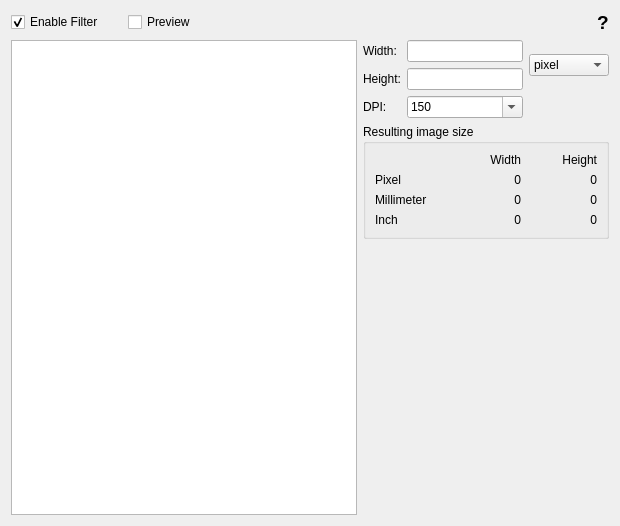
The window that src/filter/scaling/scalingwidget.ui (rockclimb/yasw-debian) describes before a commit, drawn with Qt 5.
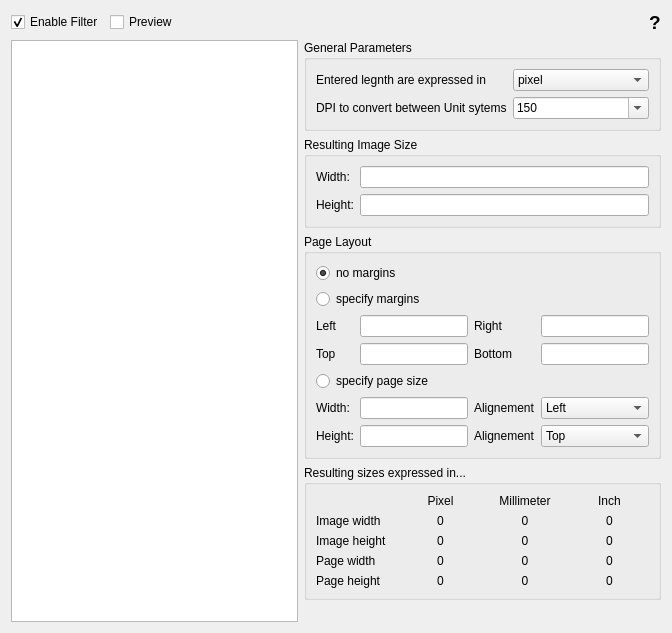
The same window after the commit. Custom widgets are drawn as their Qt base class.

Commit message: - Resulting Image should be calculated in pixel - First step to complex Layout system

What changed in the file:
```diff
--- a/src/filter/scaling/scalingwidget.ui
+++ b/src/filter/scaling/scalingwidget.ui
@@ -6,8 +6,8 @@
    <rect>
     <x>0</x>
     <y>0</y>
-    <width>620</width>
-    <height>526</height>
+    <width>672</width>
+    <height>633</height>
    </rect>
   </property>
   <property name="sizePolicy">
@@ -40,7 +40,20 @@
      </property>
     </widget>
    </item>
-   <item row="0" column="5">
+   <item row="0" column="2" colspan="2">
+    <spacer name="horizontalSpacer">
+     <property name="orientation">
+      <enum>Qt::Horizontal</enum>
+     </property>
+     <property name="sizeHint" stdset="0">
+      <size>
+       <width>216</width>
+       <height>20</height>
+      </size>
+     </property>
+    </spacer>
+   </item>
+   <item row="0" column="4">
     <widget class="QLabel" name="label">
      <property name="sizePolicy">
       <sizepolicy hsizetype="Maximum" vsizetype="Preferred">
@@ -72,7 +85,7 @@
      </property>
     </widget>
    </item>
-   <item row="1" column="0" rowspan="3" colspan="3">
+   <item row="1" column="0" rowspan="5" colspan="3">
     <widget class="BaseFilterGraphicsView" name="view">
      <property name="sizePolicy">
       <sizepolicy hsizetype="MinimumExpanding" vsizetype="Expanding">
@@ -82,163 +95,368 @@
      </property>
     </widget>
    </item>
-   <item row="1" column="3" colspan="3">
-    <layout class="QGridLayout" name="gridLayout">
-     <item row="0" column="0">
-      <widget class="QLabel" name="labelWidth">
-       <property name="text">
-        <string>Width:</string>
-       </property>
-      </widget>
-     </item>
-     <item row="0" column="1">
-      <widget class="QLineEdit" name="imageWidth"/>
-     </item>
-     <item row="0" column="2" rowspan="2">
-      <widget class="QComboBox" name="unit">
-       <item>
+   <item row="1" column="3" colspan="2">
+    <widget class="QGroupBox" name="groupBox_3">
+     <property name="title">
+      <string>General Parameters</string>
+     </property>
+     <layout class="QGridLayout" name="gridLayout_5">
+      <item row="0" column="0">
+       <widget class="QLabel" name="labelUnit">
         <property name="text">
-         <string>pixel</string>
+         <string>Entered legnth are expressed in</string>
         </property>
-       </item>
-       <item>
+       </widget>
+      </item>
+      <item row="0" column="1">
+       <widget class="QComboBox" name="unit">
+        <item>
+         <property name="text">
+          <string>pixel</string>
+         </property>
+        </item>
+        <item>
+         <property name="text">
+          <string>milimeter</string>
+         </property>
+        </item>
+        <item>
+         <property name="text">
+          <string>inch</string>
+         </property>
+        </item>
+       </widget>
+      </item>
+      <item row="1" column="0">
+       <widget class="QLabel" name="labelUnit_2">
         <property name="text">
-         <string>milimeter</string>
+         <string>DPI to convert between Unit sytems</string>
         </property>
-       </item>
-       <item>
+       </widget>
+      </item>
+      <item row="1" column="1">
+       <widget class="QComboBox" name="dpi">
+        <property name="editable">
+         <bool>true</bool>
+        </property>
+        <item>
+         <property name="text">
+          <string>150</string>
+         </property>
+        </item>
+        <item>
+         <property name="text">
+          <string>300</string>
+         </property>
+        </item>
+        <item>
+         <property name="text">
+          <string>600</string>
+         </property>
+        </item>
+       </widget>
+      </item>
+     </layout>
+    </widget>
+   </item>
+   <item row="2" column="3" colspan="2">
+    <widget class="QGroupBox" name="groupBox_4">
+     <property name="title">
+      <string>Resulting Image Size</string>
+     </property>
+     <layout class="QGridLayout" name="gridLayout">
+      <item row="0" column="0">
+       <widget class="QLabel" name="labelWidth">
         <property name="text">
-         <string>inch</string>
+         <string>Width:</string>
         </property>
-       </item>
-      </widget>
-     </item>
-     <item row="1" column="0">
-      <widget class="QLabel" name="labelHeight">
-       <property name="text">
-        <string>Height:</string>
-       </property>
-      </widget>
-     </item>
-     <item row="1" column="1">
-      <widget class="QLineEdit" name="imageHeight"/>
-     </item>
-     <item row="2" column="0">
-      <widget class="QLabel" name="labelDPI">
-       <property name="text">
-        <string>DPI:</string>
-       </property>
-      </widget>
-     </item>
-     <item row="2" column="1">
-      <widget class="QComboBox" name="dpi">
-       <property name="editable">
-        <bool>true</bool>
-       </property>
-       <item>
+       </widget>
+      </item>
+      <item row="0" column="1">
+       <widget class="QLineEdit" name="imageWidth"/>
+      </item>
+      <item row="1" column="0">
+       <widget class="QLabel" name="labelHeight">
         <property name="text">
-         <string>150</string>
+         <string>Height:</string>
         </property>
-       </item>
-       <item>
+       </widget>
+      </item>
+      <item row="1" column="1">
+       <widget class="QLineEdit" name="imageHeight"/>
+      </item>
+     </layout>
+    </widget>
+   </item>
+   <item row="3" column="3" colspan="2">
+    <widget class="QGroupBox" name="groupBox_2">
+     <property name="title">
+      <string>Page Layout</string>
+     </property>
+     <layout class="QGridLayout" name="gridLayout_4">
+      <item row="0" column="0" colspan="3">
+       <widget class="QRadioButton" name="noMarginLayout">
         <property name="text">
-         <string>300</string>
+         <string>no margins</string>
         </property>
-       </item>
-       <item>
+        <property name="checked">
+         <bool>true</bool>
+        </property>
+       </widget>
+      </item>
+      <item row="1" column="0" colspan="3">
+       <widget class="QRadioButton" name="marginLayout">
         <property name="text">
-         <string>600</string>
+         <string>specify margins</string>
         </property>
-       </item>
-      </widget>
-     </item>
-    </layout>
+       </widget>
+      </item>
+      <item row="2" column="0">
+       <widget class="QLabel" name="labelLeft">
+        <property name="text">
+         <string>Left</string>
+        </property>
+       </widget>
+      </item>
+      <item row="2" column="1">
+       <widget class="QLineEdit" name="leftMargin"/>
+      </item>
+      <item row="2" column="2">
+       <widget class="QLabel" name="labelRight">
+        <property name="text">
+         <string>Right</string>
+        </property>
+       </widget>
+      </item>
+      <item row="2" column="3">
+       <widget class="QLineEdit" name="rightMargin"/>
+      </item>
+      <item row="3" column="0">
+       <widget class="QLabel" name="labelTop">
+        <property name="text">
+         <string>Top</string>
+        </property>
+       </widget>
+      </item>
+      <item row="3" column="1">
+       <widget class="QLineEdit" name="topMargin"/>
+      </item>
+      <item row="3" column="2">
+       <widget class="QLabel" name="labelBottom">
+        <property name="text">
+         <string>Bottom</string>
+        </property>
+       </widget>
+      </item>
+      <item row="3" column="3">
+       <widget class="QLineEdit" name="bottomMargin"/>
+      </item>
+      <item row="4" column="0" colspan="3">
+       <widget class="QRadioButton" name="pageLayout">
+        <property name="text">
+         <string>specify page size</string>
+        </property>
+       </widget>
+      </item>
+      <item row="5" column="0">
+       <widget class="QLabel" name="labelWidth_10">
+        <property name="text">
+         <string>Width:</string>
+        </property>
+       </widget>
+      </item>
+      <item row="5" column="1">
+       <widget class="QLineEdit" name="pageWidth"/>
+      </item>
+      <item row="5" column="2">
+       <widget class="QLabel" name="labelAlign_2">
+        <property name="text">
+         <string>Alignement</string>
+        </property>
+       </widget>
+      </item>
+      <item row="5" column="3">
+       <widget class="QComboBox" name="comboBox_2">
+        <item>
+         <property name="text">
+          <string>Left</string>
+         </property>
+        </item>
+        <item>
+         <property name="text">
+          <string>Center</string>
+         </property>
+        </item>
+        <item>
+         <property name="text">
+          <string>Right</string>
+         </property>
+        </item>
+       </widget>
+      </item>
+      <item row="6" column="0">
+       <widget class="QLabel" name="labelHeight_4">
+        <property name="text">
+         <string>Height:</string>
+        </property>
+       </widget>
+      </item>
+      <item row="6" column="1">
+       <widget class="QLineEdit" name="pageHeight"/>
+      </item>
+      <item row="6" column="2">
+       <widget class="QLabel" name="labelAlign">
+        <property name="text">
+         <string>Alignement</string>
+        </property>
+       </widget>
+      </item>
+      <item row="6" column="3">
+       <widget class="QComboBox" name="comboBox">
+        <item>
+         <property name="text">
+          <string>Top</string>
+         </property>
+        </item>
+        <item>
+         <property name="text">
+          <string>Center</string>
+         </property>
+        </item>
+        <item>
+         <property name="text">
+          <string>Bottom</string>
+         </property>
+        </item>
+       </widget>
+      </item>
+     </layout>
+    </widget>
    </item>
-   <item row="2" column="3" colspan="3">
+   <item row="4" column="3" colspan="2">
     <widget class="QGroupBox" name="groupBox">
      <property name="title">
-      <string>Resulting image size</string>
+      <string>Resulting sizes expressed in...</string>
      </property>
      <layout class="QGridLayout" name="gridLayout_2">
       <item row="0" column="1">
-       <widget class="QLabel" name="labelWidth_2">
-        <property name="text">
-         <string>Width</string>
-        </property>
-        <property name="alignment">
-         <set>Qt::AlignRight|Qt::AlignTrailing|Qt::AlignVCenter</set>
-        </property>
-       </widget>
-      </item>
-      <item row="0" column="2">
-       <widget class="QLabel" name="labelHeight_2">
-        <property name="text">
-         <string>Height</string>
-        </property>
-        <property name="alignment">
-         <set>Qt::AlignRight|Qt::AlignTrailing|Qt::AlignVCenter</set>
-        </property>
-       </widget>
-      </item>
-      <item row="1" column="0">
        <widget class="QLabel" name="labelWidth_3">
         <property name="text">
          <string>Pixel</string>
         </property>
-       </widget>
-      </item>
-      <item row="1" column="1">
-       <widget class="QLabel" name="pixelWidth">
-        <property name="text">
-         <string>0</string>
-        </property>
         <property name="alignment">
-         <set>Qt::AlignRight|Qt::AlignTrailing|Qt::AlignVCenter</set>
+         <set>Qt::AlignCenter</set>
         </property>
        </widget>
       </item>
-      <item row="1" column="2">
-       <widget class="QLabel" name="pixelHeight">
-        <property name="text">
-         <string>0</string>
-        </property>
-        <property name="alignment">
-         <set>Qt::AlignRight|Qt::AlignTrailing|Qt::AlignVCenter</set>
-        </property>
-       </widget>
-      </item>
-      <item row="2" column="0">
+      <item row="0" column="2">
        <widget class="QLabel" name="labelWidth_4">
         <property name="text">
          <string>Millimeter</string>
         </property>
-       </widget>
-      </item>
-      <item row="2" column="1">
-       <widget class="QLabel" name="millimeterWidth">
-        <property name="text">
-         <string>0</string>
-        </property>
         <property name="alignment">
-         <set>Qt::AlignRight|Qt::AlignTrailing|Qt::AlignVCenter</set>
+         <set>Qt::AlignCenter</set>
         </property>
        </widget>
       </item>
-      <item row="2" column="2">
-       <widget class="QLabel" name="millimeterHeight">
-        <property name="text">
-         <string>0</string>
-        </property>
-        <property name="alignment">
-         <set>Qt::AlignRight|Qt::AlignTrailing|Qt::AlignVCenter</set>
-        </property>
-       </widget>
-      </item>
-      <item row="3" column="0">
+      <item row="0" column="3">
        <widget class="QLabel" name="labelWidth_5">
         <property name="text">
          <string>Inch</string>
         </property>
+        <property name="alignment">
+         <set>Qt::AlignCenter</set>
+        </property>
+       </widget>
+      </item>
+      <item row="1" column="0">
+       <widget class="QLabel" name="labelWidth_2">
+        <property name="text">
+         <string>Image width</string>
+        </property>
+        <property name="alignment">
+         <set>Qt::AlignLeading|Qt::AlignLeft|Qt::AlignVCenter</set>
+        </property>
+       </widget>
+      </item>
+      <item row="1" column="1">
+       <widget class="QLabel" name="pixelImageWidth">
+        <property name="text">
+         <string>0</string>
+        </property>
+        <property name="alignment">
+         <set>Qt::AlignCenter</set>
+        </property>
+       </widget>
+      </item>
+      <item row="1" column="2">
+       <widget class="QLabel" name="millimeterImageWidth">
+        <property name="text">
+         <string>0</string>
+        </property>
+        <property name="alignment">
+         <set>Qt::AlignCenter</set>
+        </property>
+       </widget>
+      </item>
+      <item row="1" column="3">
+       <widget class="QLabel" name="inchImageWidth">
+        <property name="text">
+         <string>0</string>
+        </property>
+        <property name="alignment">
+         <set>Qt::AlignCenter</set>
+        </property>
+       </widget>
+      </item>
+      <item row="2" column="0">
+       <widget class="QLabel" name="labelHeight_2">
+        <property name="text">
+         <string>Image height</string>
+        </property>
+        <property name="alignment">
+         <set>Qt::AlignLeading|Qt::AlignLeft|Qt::AlignVCenter</set>
+        </property>
+       </widget>
+      </item>
+      <item row="2" column="1">
+       <widget class="QLabel" name="pixelImageHeight">
+        <property name="text">
+         <string>0</string>
+        </property>
+        <property name="alignment">
+         <set>Qt::AlignCenter</set>
+        </property>
+       </widget>
+      </item>
+      <item row="2" column="2">
+       <widget class="QLabel" name="millimeterImageHeight">
+        <property name="text">
+         <string>0</string>
+        </property>
+        <property name="alignment">
+         <set>Qt::AlignCenter</set>
+        </property>
+       </widget>
+      </item>
+      <item row="2" column="3">
+       <widget class="QLabel" name="inchImageHeight">
+        <property name="text">
+         <string>0</string>
+        </property>
+        <property name="alignment">
+         <set>Qt::AlignCenter</set>
+        </property>
+       </widget>
+      </item>
+      <item row="3" column="0">
+       <widget class="QLabel" name="labelWidth_11">
+        <property name="text">
+         <string>Page width</string>
+        </property>
+        <property name="alignment">
+         <set>Qt::AlignLeading|Qt::AlignLeft|Qt::AlignVCenter</set>
+        </property>
        </widget>
       </item>
       <item row="3" column="1">
@@ -247,7 +465,7 @@
          <string>0</string>
         </property>
         <property name="alignment">
-         <set>Qt::AlignRight|Qt::AlignTrailing|Qt::AlignVCenter</set>
+         <set>Qt::AlignCenter</set>
         </property>
        </widget>
       </item>
@@ -257,14 +475,64 @@
          <string>0</string>
         </property>
         <property name="alignment">
-         <set>Qt::AlignRight|Qt::AlignTrailing|Qt::AlignVCenter</set>
+         <set>Qt::AlignCenter</set>
+        </property>
+       </widget>
+      </item>
+      <item row="3" column="3">
+       <widget class="QLabel" name="inchPageWidth">
+        <property name="text">
+         <string>0</string>
+        </property>
+        <property name="alignment">
+         <set>Qt::AlignCenter</set>
+        </property>
+       </widget>
+      </item>
+      <item row="4" column="0">
+       <widget class="QLabel" name="labelWidth_12">
+        <property name="text">
+         <string>Page height</string>
+        </property>
+        <property name="alignment">
+         <set>Qt::AlignLeading|Qt::AlignLeft|Qt::AlignVCenter</set>
+        </property>
+       </widget>
+      </item>
+      <item row="4" column="1">
+       <widget class="QLabel" name="pixelPageHeight">
+        <property name="text">
+         <string>0</string>
+        </property>
+        <property name="alignment">
+         <set>Qt::AlignCenter</set>
+        </property>
+       </widget>
+      </item>
+      <item row="4" column="2">
+       <widget class="QLabel" name="millimeterPageHeight">
+        <property name="text">
+         <string>0</string>
+        </property>
+        <property name="alignment">
+         <set>Qt::AlignCenter</set>
+        </property>
+       </widget>
+      </item>
+      <item row="4" column="3">
+       <widget class="QLabel" name="inchPageHeight">
+        <property name="text">
+         <string>0</string>
+        </property>
+        <property name="alignment">
+         <set>Qt::AlignCenter</set>
         </property>
        </widget>
       </item>
      </layout>
     </widget>
    </item>
-   <item row="3" column="4">
+   <item row="5" column="3">
     <spacer name="verticalSpacer">
      <property name="orientation">
       <enum>Qt::Vertical</enum>
@@ -277,19 +545,6 @@
      </property>
     </spacer>
    </item>
-   <item row="0" column="2" colspan="3">
-    <spacer name="horizontalSpacer">
-     <property name="orientation">
-      <enum>Qt::Horizontal</enum>
-     </property>
-     <property name="sizeHint" stdset="0">
-      <size>
-       <width>216</width>
-       <height>20</height>
-      </size>
-     </property>
-    </spacer>
-   </item>
   </layout>
  </widget>
  <customwidgets>
```
Left out of the diff: 204 changed lines with no effect on the pictures. The commit also changes 4 other files.
